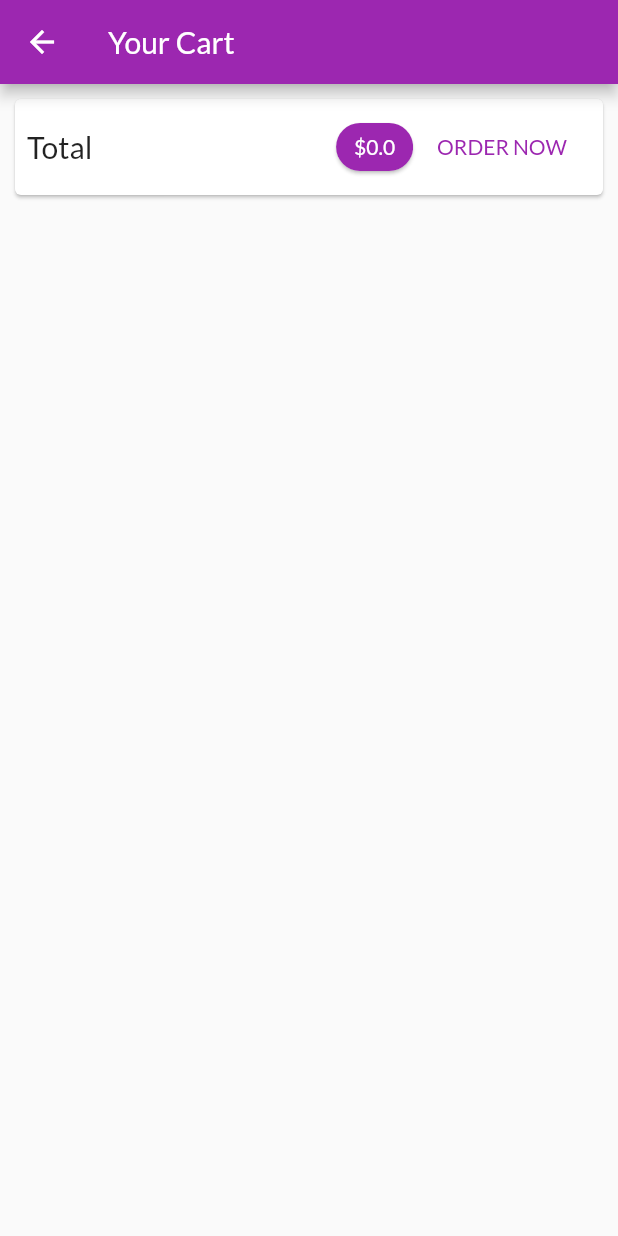
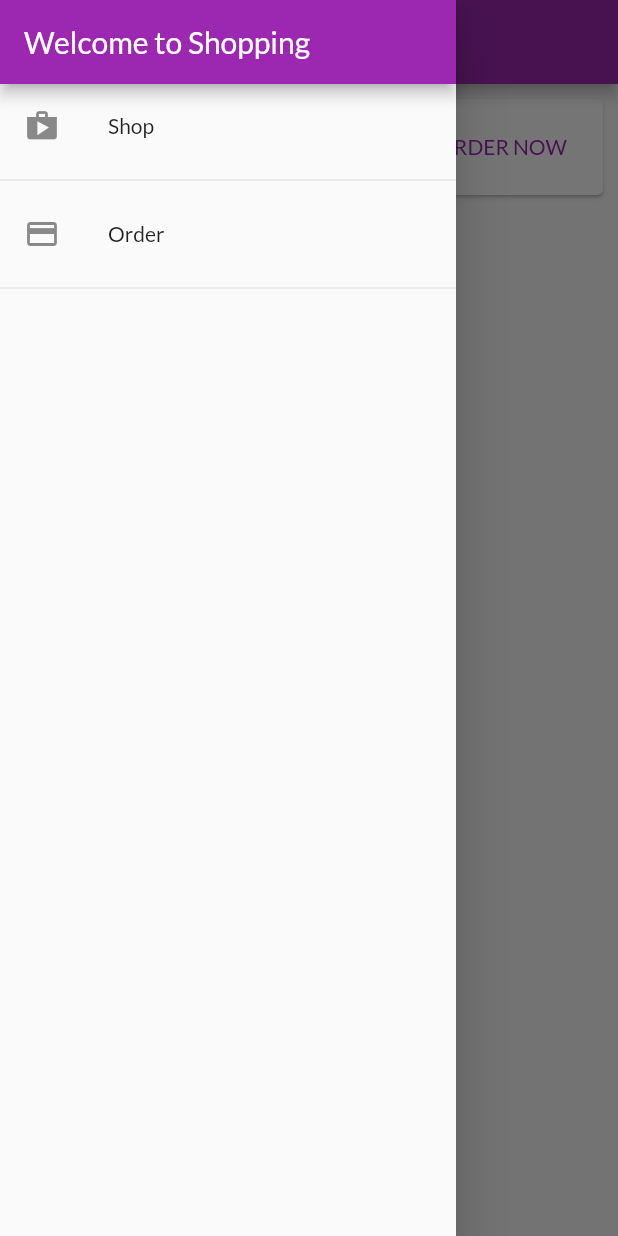
Before and after one commit to ShrikantaMazumder/shopping-flutter, a Flutter app: the CartScreen screen opened by its route, with the side drawer open (before the commit the screen has no drawer), on a phone screen of 412 x 824 dp. Run offline on Flutter 3.47's test engine with Material 2 defaults, Android fonts, the phone set to English and light mode, and no system bars; network calls fail.

Commit message:
provider, cart, order added

```diff
--- a/lib/main.dart
+++ b/lib/main.dart
@@ -1,6 +1,7 @@
 import 'package:flutter/material.dart';
 import 'package:provider/provider.dart';
 import 'package:shopping_flutter/providers/cart.dart';
+import 'package:shopping_flutter/providers/order_provider.dart';
 import 'package:shopping_flutter/providers/products_provider.dart';
 import 'package:shopping_flutter/routes/routes.dart';
 
@@ -18,7 +19,10 @@ class MyApp extends StatelessWidget {
         ),
         ChangeNotifierProvider(
           create: (ctx) => Cart(),
-        )
+        ),
+        ChangeNotifierProvider(
+          create: (ctx) => OrderProvider(),
+        ),
       ],
       child: MaterialApp(
         title: 'Flutter Demo',
--- /dev/null
+++ b/lib/models/order.dart
@@ -0,0 +1,15 @@
+import 'package:shopping_flutter/providers/cart.dart';
+
+class Order {
+  final String id;
+  final double total;
+  final List<CartItem> products;
+  final DateTime dateTime;
+
+  Order({
+    this.id,
+    this.total,
+    this.products,
+    this.dateTime,
+  });
+}
--- a/lib/providers/cart.dart
+++ b/lib/providers/cart.dart
@@ -52,6 +52,11 @@ class Cart with ChangeNotifier {
     notifyListeners();
   }
 
+  void clearCart() {
+    _items = {};
+    notifyListeners();
+  }
+
   double get totalAmount {
     var total = 0.0;
     _items.forEach((key, item) {
--- /dev/null
+++ b/lib/providers/order_provider.dart
@@ -0,0 +1,24 @@
+import 'package:flutter/material.dart';
+import 'package:shopping_flutter/models/order.dart';
+import 'package:shopping_flutter/providers/cart.dart';
+
+class OrderProvider with ChangeNotifier {
+  List<Order> _items = [];
+
+  List<Order> get orders {
+    return [..._items];
+  }
+
+  void addOrder(List<CartItem> products, double total) {
+    _items.insert(
+      0,
+      Order(
+        id: DateTime.now().toString(),
+        total: total,
+        products: products,
+        dateTime: DateTime.now(),
+      ),
+    );
+    notifyListeners();
+  }
+}
--- a/lib/routes/routes.dart
+++ b/lib/routes/routes.dart
@@ -1,5 +1,6 @@
 import 'package:flutter/material.dart';
 import 'package:shopping_flutter/screens/cart_screen.dart';
+import 'package:shopping_flutter/screens/order_screen.dart';
 import 'package:shopping_flutter/screens/product_detail_screen.dart';
 import 'package:shopping_flutter/screens/product_overview.dart';
 
@@ -7,10 +8,12 @@ class Routes {
   static const homeScreen = "/";
   static const productDetail = ProductDetailScreen.routeName;
   static const cartScreen = CartScreen.routeName;
+  static const orderScreen = OrderScreen.routeName;
 
   final routes = <String, WidgetBuilder>{
     Routes.homeScreen: (context) => ProductOverviewScreen(),
     Routes.productDetail: (context) => ProductDetailScreen(),
     Routes.cartScreen: (context) => CartScreen(),
+    Routes.orderScreen: (context) => OrderScreen(),
   };
 }
--- a/lib/screens/cart_screen.dart
+++ b/lib/screens/cart_screen.dart
@@ -1,18 +1,22 @@
 import 'package:flutter/material.dart';
 import 'package:provider/provider.dart';
 import 'package:shopping_flutter/providers/cart.dart';
+import 'package:shopping_flutter/providers/order_provider.dart';
+import 'package:shopping_flutter/widgets/app_drawer.dart';
 import 'package:shopping_flutter/widgets/cart_screen_item.dart';
 
 class CartScreen extends StatelessWidget {
   static const routeName = "/cart";
   @override
   Widget build(BuildContext context) {
-    final totalAmount = Provider.of<Cart>(context).totalAmount;
-    final cartItems = Provider.of<Cart>(context).cartItems;
+    final cart = Provider.of<Cart>(context);
+    final totalAmount = cart.totalAmount;
+    final cartItems = cart.cartItems;
     return Scaffold(
       appBar: AppBar(
         title: Text("Your Cart"),
       ),
+      drawer: AppDrawer(),
       body: Column(
         children: [
           Card(
@@ -42,7 +46,14 @@ class CartScreen extends StatelessWidget {
                       "ORDER NOW",
                       style: TextStyle(color: Theme.of(context).primaryColor),
                     ),
-                    onPressed: () {},
+                    onPressed: () {
+                      Provider.of<OrderProvider>(context, listen: false)
+                          .addOrder(
+                        cart.cartItems.values.toList(),
+                        totalAmount,
+                      );
+                      cart.clearCart();
+                    },
                   ),
                 ],
               ),
--- /dev/null
+++ b/lib/widgets/app_drawer.dart
@@ -0,0 +1,33 @@
+import 'package:flutter/material.dart';
+import 'package:shopping_flutter/screens/order_screen.dart';
+
+class AppDrawer extends StatelessWidget {
+  @override
+  Widget build(BuildContext context) {
+    return Drawer(
+      child: Column(
+        children: [
+          AppBar(
+            title: Text("Welcome to Shopping"),
+            automaticallyImplyLeading: false,
+
+            /// This will not add back button automatically
+          ),
+          ListTile(
+            leading: Icon(Icons.shop),
+            title: Text("Shop"),
+            onTap: () => Navigator.of(context).pushReplacementNamed("/"),
+          ),
+          Divider(),
+          ListTile(
+            leading: Icon(Icons.payment),
+            title: Text("Order"),
+            onTap: () => Navigator.of(context)
+                .pushReplacementNamed(OrderScreen.routeName),
+          ),
+          Divider(),
+        ],
+      ),
+    );
+  }
+}
--- a/lib/widgets/cart_screen_item.dart
+++ b/lib/widgets/cart_screen_item.dart
@@ -36,9 +36,6 @@ class CartScreenItem extends StatelessWidget {
       onDismissed: (direction) {
         cartProvider.removeCart(itemKey);
       },
-      // confirmDismiss: (direction) async {
-      //   print("dismissed");
-      // },
       child: Card(
         margin: const EdgeInsets.symmetric(
           horizontal: 15.0,
--- a/pubspec.yaml
+++ b/pubspec.yaml
@@ -29,6 +29,7 @@ dependencies:
   # Use with the CupertinoIcons class for iOS style icons.
   cupertino_icons: ^1.0.0
   provider: ^4.0.0
+  intl: ^0.16.1
 dev_dependencies:
   flutter_test:
     sdk: flutter
```
Also changed, not shown: lib/screens/order_screen.dart (added, +28 -0 lines), lib/screens/product_detail_screen.dart (+33 -2 lines), lib/screens/product_overview.dart (+16 -15 lines), lib/widgets/order_item.dart (added, +60 -0 lines), pubspec.lock.
